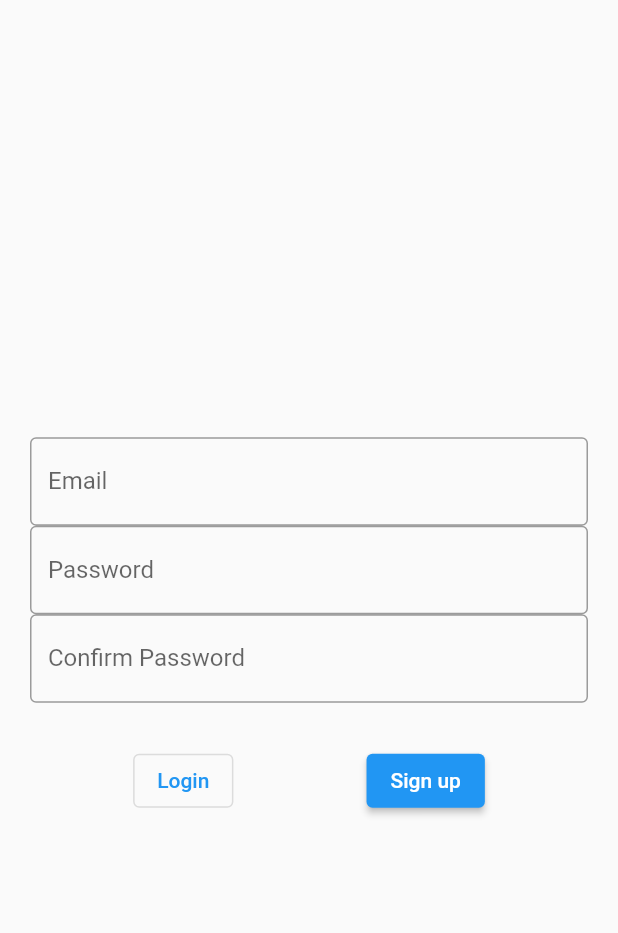
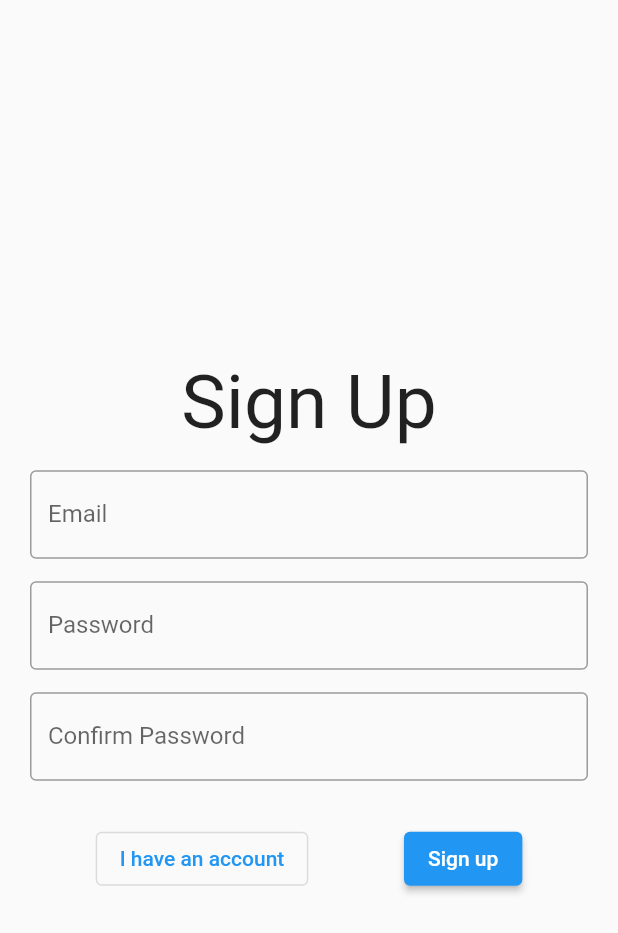
Before and after one commit to StevenWuzz/ShopLazy, a Flutter app: the SignUp screen opened directly, on a phone screen of 412 x 824 dp. Shown: the top 933 px of the screen. Run offline on Flutter 3.47's test engine with Material 2 defaults, Android fonts, the phone set to English and light mode, and no system bars; our stand-ins replace firebase_auth, firebase_core; accounts and stored records are empty.

Commit message:
Made pages look better

```diff
--- a/lib/ChooseList.dart
+++ b/lib/ChooseList.dart
@@ -110,7 +110,7 @@ showPopup(BuildContext context, Widget widget, String title,
   Navigator.push(
     context,
     PopupLayout(
-      top: 30,
+      top: 50,
       left: 30,
       right: 30,
       bottom: 50,
--- a/lib/SignUp.dart
+++ b/lib/SignUp.dart
@@ -39,11 +39,9 @@ class _SignUpState extends State<SignUp> {
         alignment: MainAxisAlignment.spaceEvenly,
         children: [
           OutlinedButton(
-              onPressed: () =>
-                  Navigator.push(
-                      context,
+              onPressed: () => Navigator.push(context,
                   MaterialPageRoute(builder: (context) => LoginPage())),
-              child: Text("Login")),
+              child: Text("I have an account")),
           ElevatedButton(
               onPressed: () => validateAndSubmit(context),
               child: Text("Sign up")),
@@ -89,6 +87,14 @@ class _SignUpState extends State<SignUp> {
           key: formKey,
           child: Column(
             children: [
+              Container(
+                  padding: EdgeInsets.only(bottom: 15),
+                  child: Text(
+                    "Sign Up",
+                    style: TextStyle(
+                      fontSize: 50,
+                    ),
+                  )),
               //margin: const EdgeInsets.only(bottom: 5.0),
               new TextFormField(
                   obscureText: false,
@@ -98,7 +104,12 @@ class _SignUpState extends State<SignUp> {
                   ),
                   validator: (value) => value.isEmpty ? 'BOOO!!!' : null,
                   onSaved: (value) => _email = value),
-              new TextFormField(
+              Container(
+                padding: EdgeInsets.only(
+                  top: 15,
+                  bottom: 15,
+                ),
+                child: TextFormField(
                     obscureText: true,
                     decoration: InputDecoration(
                       border: OutlineInputBorder(),
@@ -106,6 +117,7 @@ class _SignUpState extends State<SignUp> {
                     ),
                     validator: (value) => value.isEmpty ? 'BOOO!!!' : null,
                     onSaved: (value) => _pass = value),
+              ),
               new TextFormField(
                   obscureText: true,
                   decoration: InputDecoration(
@@ -113,8 +125,8 @@ class _SignUpState extends State<SignUp> {
                     labelText: 'Confirm Password',
                   ),
                   validator: (value) {
-                    if(value.isEmpty) return 'BOOO!!!';
-                    if(_confirmPass!=_pass) return 'Passwords dont match';
+                    if (value.isEmpty) return 'BOOO!!!';
+                    if (_confirmPass != _pass) return 'Passwords dont match';
                     return null;
                   },
                   onSaved: (value) => _confirmPass = value),
@@ -122,5 +134,4 @@ class _SignUpState extends State<SignUp> {
           ),
         ));
   }
-
 }
```
Lines whose indentation alone changed are shown as unchanged.
